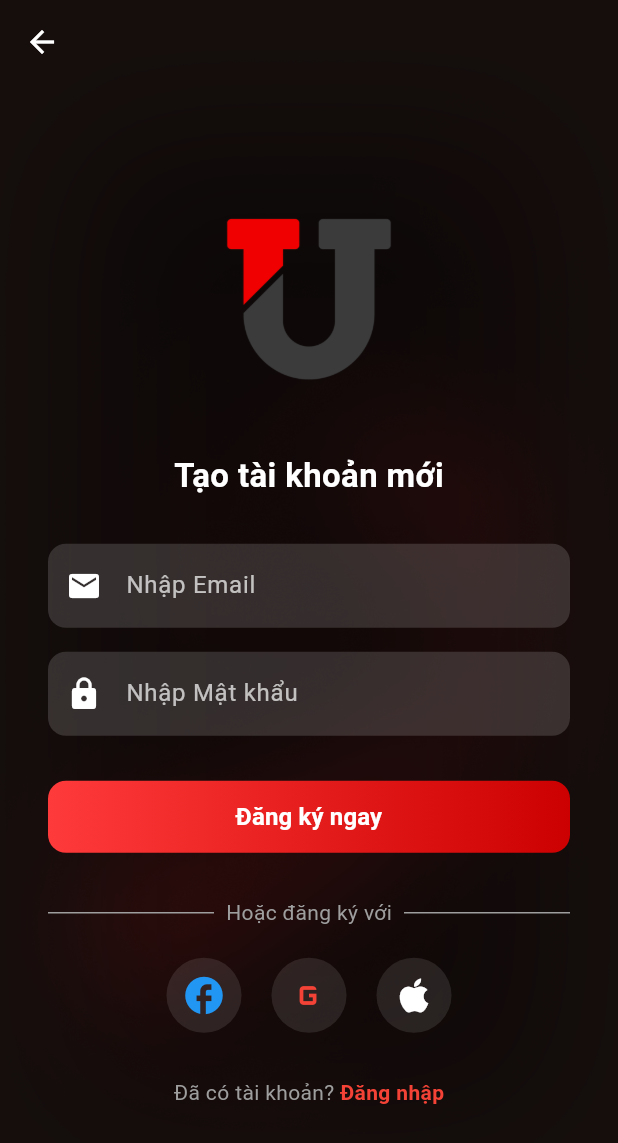
After one commit to trieuhoang1212/Movie-Ticket-Booking-App, a Flutter app: the screen it shows after launch, after a tap on "Chưa có tài khoản?", on a phone screen of 412 x 824 dp. The commit adds this screen. Shown: the top 1143 px of the screen. Run offline on Flutter 3.47's test engine with Material 3 defaults, Android fonts, the phone set to English and light mode, and no system bars; our stand-ins replace firebase_auth, firebase_core; accounts and stored records are empty.

Commit message:
TRIEU: fix flutter

```diff
--- a/SourceCode/Client/lib/features/auth/screens/login_screen.dart
+++ b/SourceCode/Client/lib/features/auth/screens/login_screen.dart
@@ -1,4 +1,5 @@
 import 'package:flutter/material.dart';
+import 'signup_screen.dart';
 
 class LoginScreen extends StatelessWidget {
   const LoginScreen({super.key});
@@ -6,21 +7,19 @@ class LoginScreen extends StatelessWidget {
   @override
   Widget build(BuildContext context) {
     return Scaffold(
-
       body: Stack(
         children: [
           //  ẢNH NỀN
           Positioned.fill(
-            child: Image.asset(
-              'assets/images/BG.png',
-              fit: BoxFit.cover,
-            ),
+            child: Image.asset('assets/images/BG.png', fit: BoxFit.cover),
           ),
 
           // LỚP PHỦ MÀU ĐEN MỜ
           Positioned.fill(
             child: Container(
-              color: Colors.black.withOpacity(0.2), // Độ mờ 60% (chỉnh số từ 0.0 đến 1.0)
+              color: Colors.black.withOpacity(
+                0.2,
+              ), // Độ mờ 60% (chỉnh số từ 0.0 đến 1.0)
             ),
           ),
 
@@ -29,8 +28,6 @@ class LoginScreen extends StatelessWidget {
             child: Column(
               mainAxisAlignment: MainAxisAlignment.center,
               children: [
-
-
                 const SizedBox(height: 100),
 
                 // LOGO
@@ -93,10 +90,7 @@ class LoginScreen extends StatelessWidget {
                     Expanded(child: Divider(color: Colors.grey)),
                     Padding(
                       padding: EdgeInsets.symmetric(horizontal: 8),
-                      child: Text(
-                        "or",
-                        style: TextStyle(color: Colors.grey),
-                      ),
+                      child: Text("or", style: TextStyle(color: Colors.grey)),
                     ),
                     Expanded(child: Divider(color: Colors.grey)),
                   ],
@@ -115,10 +109,7 @@ class LoginScreen extends StatelessWidget {
                       gradient: const LinearGradient(
                         begin: Alignment.centerLeft,
                         end: Alignment.centerRight,
-                        colors: [
-                          Color(0xFFFF3A3A),
-                          Color(0xFFCC0000),
-                        ],
+                        colors: [Color(0xFFFF3A3A), Color(0xFFCC0000)],
                       ),
                       borderRadius: BorderRadius.circular(12),
                     ),
@@ -147,7 +138,16 @@ class LoginScreen extends StatelessWidget {
                 const SizedBox(height: 16),
 
                 // REGISTER
-                Row(
+                GestureDetector(
+                  onTap: () {
+                    Navigator.push(
+                      context,
+                      MaterialPageRoute(
+                        builder: (context) => const SignUpScreen(),
+                      ),
+                    );
+                  },
+                  child: Row(
                     mainAxisAlignment: MainAxisAlignment.center,
                     children: const [
                       Text(
@@ -162,6 +162,7 @@ class LoginScreen extends StatelessWidget {
                         ),
                       ),
                     ],
+                  ),
                 ),
 
                 const SizedBox(height: 20), // Khoảng trống dưới cùng
@@ -191,10 +192,7 @@ class LoginScreen extends StatelessWidget {
           children: [
             Icon(icon, color: iconColor),
             const SizedBox(width: 12),
-            Text(
-              text,
-              style: const TextStyle(color: Colors.white),
-            ),
+            Text(text, style: const TextStyle(color: Colors.white)),
           ],
         ),
       ),
--- /dev/null
+++ b/SourceCode/Client/lib/features/auth/screens/signup_screen.dart
@@ -0,0 +1,299 @@
+import 'package:flutter/material.dart';
+import '../services/auth_service.dart';
+
+class SignUpScreen extends StatefulWidget {
+  const SignUpScreen({super.key});
+
+  @override
+  State<SignUpScreen> createState() => _SignUpScreenState();
+}
+
+class _SignUpScreenState extends State<SignUpScreen> {
+  // 1. Controller để lấy dữ liệu từ ô nhập
+  final _emailController = TextEditingController();
+  final _passwordController = TextEditingController();
+
+  // 2. Trạng thái loading
+  bool _isLoading = false;
+
+  // 3. Gọi Service
+  final _authService = AuthService();
+
+  // Hàm xử lý Đăng ký
+  void _handleSignUp() async {
+    // Kiểm tra dữ liệu rỗng
+    if (_emailController.text.isEmpty || _passwordController.text.isEmpty) {
+      ScaffoldMessenger.of(context).showSnackBar(
+        const SnackBar(content: Text("Vui lòng nhập đầy đủ thông tin!")),
+      );
+      return;
+    }
+
+    // Bắt đầu loading
+    setState(() {
+      _isLoading = true;
+    });
+
+    // Gọi Firebase đăng ký
+    final error = await _authService.register(
+      email: _emailController.text.trim(),
+      password: _passwordController.text.trim(),
+    );
+
+    // Kết thúc loading
+    setState(() {
+      _isLoading = false;
+    });
+
+    // Xử lý kết quả
+    if (mounted) {
+      if (error == null) {
+        // Thành công: Hiện thông báo và quay về Login
+        ScaffoldMessenger.of(context).showSnackBar(
+          const SnackBar(
+            content: Text("Đăng ký thành công! Hãy đăng nhập."),
+            backgroundColor: Colors.green,
+          ),
+        );
+        Navigator.pop(context); // Quay lại trang Login
+      } else {
+        // Thất bại: Hiện lỗi
+        ScaffoldMessenger.of(context).showSnackBar(
+          SnackBar(content: Text("Lỗi: $error"), backgroundColor: Colors.red),
+        );
+      }
+    }
+  }
+
+  @override
+  void dispose() {
+    _emailController.dispose();
+    _passwordController.dispose();
+    super.dispose();
+  }
+
+  @override
+  Widget build(BuildContext context) {
+    return Scaffold(
+      extendBodyBehindAppBar: true,
+      appBar: AppBar(
+        backgroundColor: Colors.transparent,
+        elevation: 0,
+        leading: IconButton(
+          icon: const Icon(Icons.arrow_back, color: Colors.white),
+          onPressed: () {
+            Navigator.pop(context);
+          },
+        ),
+      ),
+      body: Stack(
+        children: [
+          // 1. ẢNH NỀN
+          Positioned.fill(
+            child: Image.asset('assets/images/BG.png', fit: BoxFit.cover),
+          ),
+
+          // 2. LỚP PHỦ MÀU
+          Positioned.fill(
+            child: Container(color: Colors.black.withOpacity(0.2)),
+          ),
+
+          // 3. NỘI DUNG CHÍNH
+          SafeArea(
+            child: Center(
+              child: SingleChildScrollView(
+                padding: const EdgeInsets.symmetric(horizontal: 32),
+                child: Column(
+                  mainAxisAlignment: MainAxisAlignment.center,
+                  children: [
+                    // LOGO
+                    Container(
+                      width: 156,
+                      height: 156,
+                      decoration: BoxDecoration(
+                        borderRadius: BorderRadius.circular(24),
+                        image: const DecorationImage(
+                          image: AssetImage('assets/images/logo.png'),
+                          fit: BoxFit.cover,
+                        ),
+                      ),
+                    ),
+
+                    const SizedBox(height: 24),
+                    const Text(
+                      "Tạo tài khoản mới",
+                      style: TextStyle(
+                        color: Colors.white,
+                        fontSize: 22,
+                        fontWeight: FontWeight.bold,
+                      ),
+                    ),
+
+                    const SizedBox(height: 30),
+
+                    // --- CÁC Ô NHẬP LIỆU (Mới thêm) ---
+
+                    // Email Field
+                    TextField(
+                      controller: _emailController,
+                      style: const TextStyle(color: Colors.white),
+                      decoration: InputDecoration(
+                        hintText: "Nhập Email",
+                        hintStyle: const TextStyle(color: Colors.white70),
+                        filled: true,
+                        fillColor: Colors.white.withOpacity(0.15),
+                        prefixIcon: const Icon(
+                          Icons.email,
+                          color: Colors.white,
+                        ),
+                        border: OutlineInputBorder(
+                          borderRadius: BorderRadius.circular(12),
+                          borderSide: BorderSide.none,
+                        ),
+                      ),
+                    ),
+
+                    const SizedBox(height: 16),
+
+                    // Password Field
+                    TextField(
+                      controller: _passwordController,
+                      obscureText: true, // Ẩn mật khẩu
+                      style: const TextStyle(color: Colors.white),
+                      decoration: InputDecoration(
+                        hintText: "Nhập Mật khẩu",
+                        hintStyle: const TextStyle(color: Colors.white70),
+                        filled: true,
+                        fillColor: Colors.white.withOpacity(0.15),
+                        prefixIcon: const Icon(Icons.lock, color: Colors.white),
+                        border: OutlineInputBorder(
+                          borderRadius: BorderRadius.circular(12),
+                          borderSide: BorderSide.none,
+                        ),
+                      ),
+                    ),
+
+                    const SizedBox(height: 30),
+
+                    // SIGN UP BUTTON
+                    Container(
+                      width: double.infinity,
+                      height: 48, // Tăng chiều cao xíu cho đẹp
+                      decoration: BoxDecoration(
+                        gradient: const LinearGradient(
+                          begin: Alignment.centerLeft,
+                          end: Alignment.centerRight,
+                          colors: [Color(0xFFFF3A3A), Color(0xFFCC0000)],
+                        ),
+                        borderRadius: BorderRadius.circular(12),
+                      ),
+                      child: ElevatedButton(
+                        style: ElevatedButton.styleFrom(
+                          backgroundColor: Colors.transparent,
+                          shadowColor: Colors.transparent,
+                          shape: RoundedRectangleBorder(
+                            borderRadius: BorderRadius.circular(12),
+                          ),
+                        ),
+                        onPressed: _isLoading
+                            ? null
+                            : _handleSignUp, // Tắt nút khi đang load
+                        child: _isLoading
+                            ? const SizedBox(
+                                width: 20,
+                                height: 20,
+                                child: CircularProgressIndicator(
+                                  color: Colors.white,
+                                  strokeWidth: 2,
+                                ),
+                              )
+                            : const Text(
+                                "Đăng ký ngay",
+                                style: TextStyle(
+                                  fontSize: 16,
+                                  color: Colors.white,
+                                  fontWeight: FontWeight.bold,
+                                ),
+                              ),
+                      ),
+                    ),
+
+                    const SizedBox(height: 30),
+
+                    // OR DIVIDER
+                    Row(
+                      children: const [
+                        Expanded(child: Divider(color: Colors.grey)),
+                        Padding(
+                          padding: EdgeInsets.symmetric(horizontal: 8),
+                          child: Text(
+                            "Hoặc đăng ký với",
+                            style: TextStyle(color: Colors.grey),
+                          ),
+                        ),
+                        Expanded(child: Divider(color: Colors.grey)),
+                      ],
+                    ),
+
+                    const SizedBox(height: 20),
+
+                    // SOCIAL BUTTONS (Thu gọn lại thành 1 hàng cho đẹp)
+                    Row(
+                      mainAxisAlignment: MainAxisAlignment.center,
+                      children: [
+                        _socialIcon(Icons.facebook, Colors.blue),
+                        const SizedBox(width: 20),
+                        _socialIcon(Icons.g_mobiledata, Colors.red),
+                        const SizedBox(width: 20),
+                        _socialIcon(Icons.apple, Colors.white),
+                      ],
+                    ),
+
+                    const SizedBox(height: 30),
+
+                    // FOOTER
+                    Row(
+                      mainAxisAlignment: MainAxisAlignment.center,
+                      children: [
+                        const Text(
+                          "Đã có tài khoản? ",
+                          style: TextStyle(color: Colors.grey),
+                        ),
+                        GestureDetector(
+                          onTap: () {
+                            Navigator.pop(context);
+                          },
+                          child: const Text(
+                            "Đăng nhập",
+                            style: TextStyle(
+                              color: Colors.red,
+                              fontWeight: FontWeight.bold,
+                            ),
+                          ),
+                        ),
+                      ],
+                    ),
+                    const SizedBox(height: 20),
+                  ],
+                ),
+              ),
+            ),
+          ),
+        ],
+      ),
+    );
+  }
+
+  // Widget icon social nhỏ gọn
+  Widget _socialIcon(IconData icon, Color color) {
+    return Container(
+      width: 50,
+      height: 50,
+      decoration: BoxDecoration(
+        color: Colors.white.withOpacity(0.1),
+        shape: BoxShape.circle,
+      ),
+      child: Icon(icon, color: color, size: 30),
+    );
+  }
+}
--- /dev/null
+++ b/SourceCode/Client/lib/features/auth/services/auth_service.dart
@@ -0,0 +1,41 @@
+// TODO Implement this library.
+import 'package:firebase_auth/firebase_auth.dart';
+
+class AuthService {
+  // Hàm đăng ký
+  Future<String?> register({
+    required String email,
+    required String password,
+  }) async {
+    try {
+      await FirebaseAuth.instance.createUserWithEmailAndPassword(
+        email: email,
+        password: password,
+      );
+      return null; // Null nghĩa là thành công, không có lỗi
+    } on FirebaseAuthException catch (e) {
+      return e.message; // Trả về thông báo lỗi (ví dụ: email đã tồn tại)
+    }
+  }
+
+  // Hàm đăng nhập
+  Future<String?> login({
+    required String email,
+    required String password,
+  }) async {
+    try {
+      await FirebaseAuth.instance.signInWithEmailAndPassword(
+        email: email,
+        password: password,
+      );
+      return null; // Thành công
+    } on FirebaseAuthException catch (e) {
+      return e.message; // Trả về lỗi (sai pass, không tìm thấy user)
+    }
+  }
+
+  // Hàm đăng xuất
+  Future<void> logout() async {
+    await FirebaseAuth.instance.signOut();
+  }
+}
```
Also changed, not shown: SourceCode/Client/lib/firebase_options.dart, 2 other files. Lines whose indentation alone changed are shown as unchanged.
